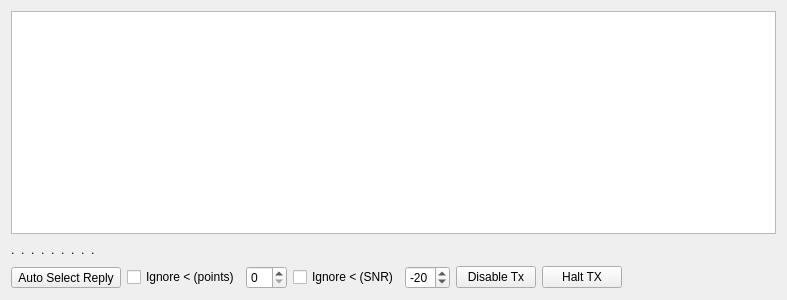
This is mqt/MqtLogger/WsjtxFrame.ui in Rsclub22/Minos2-Mirror as Qt 5 draws it before an edit. The edited form follows.
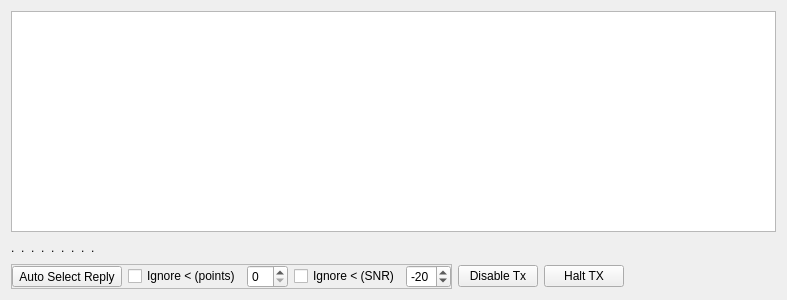
This is the edited form.

Commit message: Wrap all auto reply stuff in a framw

Patch:
```diff
--- a/mqt/MqtLogger/WsjtxFrame.ui
+++ b/mqt/MqtLogger/WsjtxFrame.ui
@@ -105,7 +105,28 @@
     </layout>
    </item>
    <item>
+    <layout class="QHBoxLayout" name="horizontalLayout_3">
+     <item>
+      <widget class="QFrame" name="autoSelectReplyFrame">
+       <property name="frameShape">
+        <enum>QFrame::StyledPanel</enum>
+       </property>
+       <property name="frameShadow">
+        <enum>QFrame::Raised</enum>
+       </property>
     <layout class="QHBoxLayout" name="horizontalLayout">
+        <property name="leftMargin">
+         <number>0</number>
+        </property>
+        <property name="topMargin">
+         <number>0</number>
+        </property>
+        <property name="rightMargin">
+         <number>0</number>
+        </property>
+        <property name="bottomMargin">
+         <number>0</number>
+        </property>
      <item>
       <widget class="QToolButton" name="autoSelectButton">
        <property name="focusPolicy">
@@ -160,6 +181,9 @@
        <property name="value">
         <number>-20</number>
        </property>
+         </widget>
+        </item>
+       </layout>
       </widget>
      </item>
      <item>
```
Lines whose indentation alone changed are shown as unchanged.
